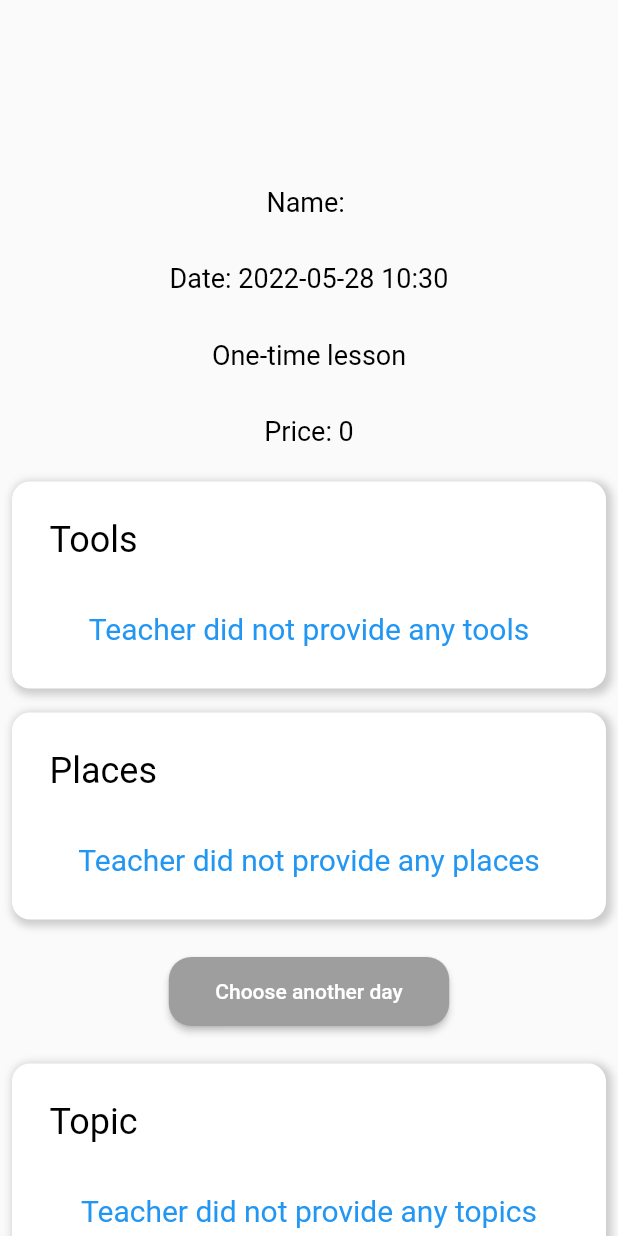
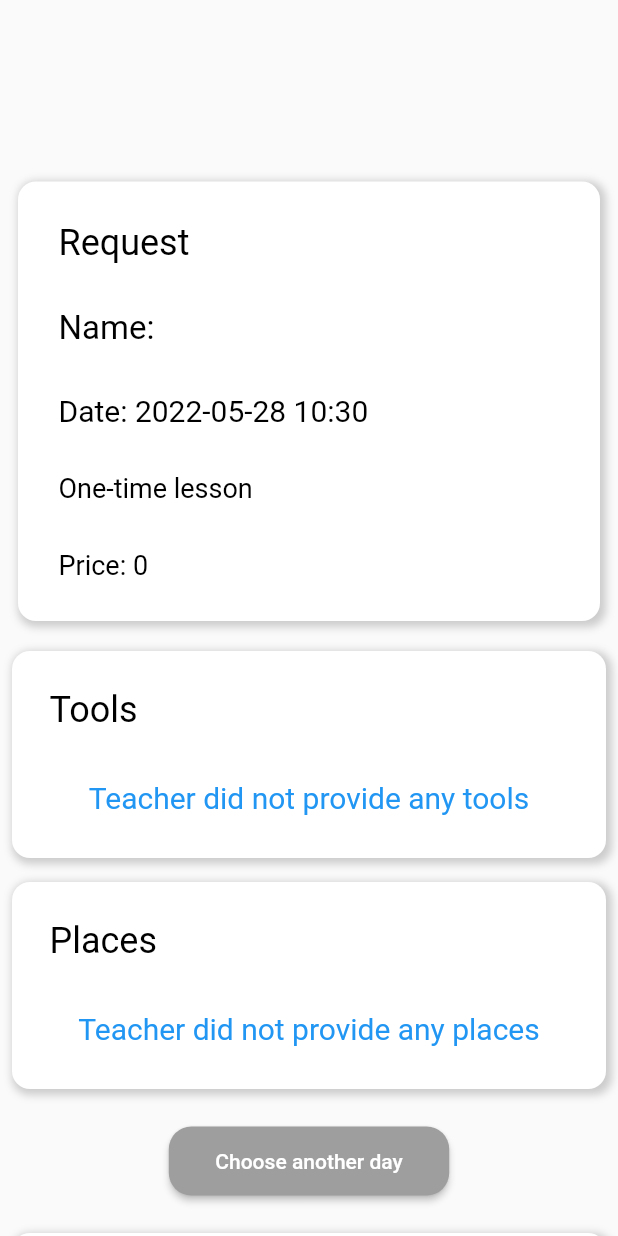
Before and after one commit to rdotzaz/teachent-app, a Flutter app: the StudentRequestPage screen opened directly with empty values, on a phone screen of 412 x 824 dp. Run offline on Flutter 3.47's test engine with Material 2 defaults, Android fonts, the phone set to English and light mode, and no system bars; our stand-ins replace bloc, firebase_core, firebase_database, flutter_bloc, hive_flutter; missing offline and left inert: bcrypt; accounts and stored records are empty.

Commit message:
fix bugs

```diff
--- a/lib/controller/pages/account_creation/account_creation_page_controller.dart
+++ b/lib/controller/pages/account_creation/account_creation_page_controller.dart
@@ -31,8 +31,9 @@ class AccountCreationPageController extends BaseController {
       student = dbObject as Student;
     } else if (dbObject is Teacher) {
       teacher = dbObject as Teacher;
+    } else {
+      throw Exception('Unknown type of dbObject ${dbObject.runtimeType}');
     }
-    throw Exception('Unknown type of dbObject ${dbObject.runtimeType}');
   }
 
   @override
--- a/lib/controller/pages/student_request_page/student_request_page_controller.dart
+++ b/lib/controller/pages/student_request_page/student_request_page_controller.dart
@@ -26,7 +26,7 @@ class StudentRequestPageController extends BaseRequestPageController {
   LessonDate? lessonDate;
 
   DateTime? otherDate;
-  int topicIndex = -1;
+  int topicIndex = 0;
   bool hasChangesProvided = false;
   final List<MessageRecord> _newMessages = [];
 
@@ -99,8 +99,12 @@ class StudentRequestPageController extends BaseRequestPageController {
   List<Topic> get topics => teacher?.topics ?? [];
   bool get hasTeacherMessage => false;
   bool get canCheckStatus => request != null;
+  bool get isEnabled => request?.status != RequestStatus.accepted && request?.status != RequestStatus.rejected;
 
   Future<void> _enableDatePicker(BuildContext context) async {
+    if (!isEnabled) {
+      return;
+    }
     final pickedDate = await showDatePicker(
         context: context,
         initialDate: otherDate ?? lessonDate!.date,
@@ -122,17 +126,26 @@ class StudentRequestPageController extends BaseRequestPageController {
   }
 
   void saveRequestedDate() {
+    if (!isEnabled) {
+      return;
+    }
     hasChangesProvided = true;
   }
 
   void cancelRequestedDate() {
+    if (!isEnabled) {
+      return;
+    }
     hasChangesProvided = false;
     otherDate = null;
   }
 
   void setTopicIndex(int index) {
+    if (!isEnabled) {
+      return;
+    }
     if (topicIndex == index) {
-      topicIndex = -1;
+      topicIndex = 0;
     } else {
       topicIndex = index;
     }
@@ -219,11 +232,17 @@ class StudentRequestPageController extends BaseRequestPageController {
   }
 
   void toggleRequestDatePicker(BuildContext context) async {
+    if (!isEnabled) {
+      return;
+    }
     await _enableDatePicker(context);
     context.read<RequestDayBloc>().add(ToggleRequestDayField());
   }
 
   Future<void> sendResponse(BuildContext context) async {
+    if (!isEnabled) {
+      return;
+    }
     assert(hasChangesProvided && request != null);
 
     await RequestManager.sendStudentResponse(
@@ -234,6 +253,9 @@ class StudentRequestPageController extends BaseRequestPageController {
   }
 
   Future<void> sendRequest(BuildContext context) async {
+    if (!isEnabled) {
+      return;
+    }
     if (topicIndex == -1) {
       showErrorMessage(context, 'Topic must be selected');
       return;
--- a/lib/view/pages/lesson_date/lesson_date_page.dart
+++ b/lib/view/pages/lesson_date/lesson_date_page.dart
@@ -21,7 +21,7 @@ class LessonDatePage extends StatelessWidget {
   @override
   Widget build(BuildContext context) {
     return Scaffold(
-        appBar: AppBar(title: const Text('')),
+        appBar: AppBar(title: const Text(''), backgroundColor: Colors.transparent, elevation: 0, leading: BackButton(color: lessonDateController.isTeacher ? Colors.blue : Colors.red),),
         body: FutureBuilder(
             future: lessonDateController.init(),
             builder: (context, snapshot) {
--- a/lib/view/pages/list_page/list_page.dart
+++ b/lib/view/pages/list_page/list_page.dart
@@ -61,6 +61,7 @@ class ListPage<T> extends StatelessWidget {
   Widget _itemWidget(BuildContext context, int index) {
     return Container(
       margin: const EdgeInsets.all(8),
+      padding: const EdgeInsets.all(8),
       decoration: BoxDecoration(
         color: color,
         borderRadius: BorderRadius.circular(12),
@@ -79,6 +80,7 @@ class ListPage<T> extends StatelessWidget {
   Widget _emptyWidget() {
     return Container(
       margin: const EdgeInsets.all(8),
+      padding: const EdgeInsets.all(8),
       decoration: BoxDecoration(
         color: color,
         borderRadius: BorderRadius.circular(12),
--- a/lib/view/pages/student_request_page/student_request_page.dart
+++ b/lib/view/pages/student_request_page/student_request_page.dart
@@ -9,6 +9,7 @@ import 'package:teachent_app/model/db_objects/teacher.dart';
 import 'package:teachent_app/view/widgets/label.dart';
 import 'package:teachent_app/view/widgets/chip_list.dart';
 import 'package:teachent_app/view/widgets/messages.dart';
+import 'package:teachent_app/view/widgets/single_card.dart';
 
 import 'confirm_button.dart';
 
@@ -58,20 +59,34 @@ class StudentRequestPage extends StatelessWidget {
     return SingleChildScrollView(
         child: Column(children: [
       _checkStatus(),
-      Label(text: 'Name: ${_requestPageController!.teacherName}'),
-      Label(text: 'Date: ${_requestPageController!.date}'),
-      Label(
-          text: _requestPageController!.isCycled
-              ? 'Lesson is cycled'
-              : 'One-time lesson'),
-      Label(text: 'Price: ${_requestPageController!.price}'),
+      _infoCard(),
       _tools(),
       _places(),
-      _requestDay(),
+      if (_requestPageController!.isEnabled)
+        _requestDay(),
       _topicSelecting(),
       Messages(controller: _requestPageController!),
-      _sendRequestButton()
+      if (_requestPageController!.isEnabled)
+        _sendRequestButton()
     ]));
+  }
+
+  Widget _infoCard() {
+    return SingleCardWidget(
+      title: 'Request',
+      titleColor: Colors.black,
+      bodyWidget: Column(
+        crossAxisAlignment: CrossAxisAlignment.start,
+        children: [
+          Label(text: 'Name: ${_requestPageController!.teacherName}', fontSize: 22),
+          Label(text: 'Date: ${_requestPageController!.date}', fontSize: 20),
+          Label(
+              text: _requestPageController!.isCycled
+                  ? 'Lesson is cycled'
+                  : 'One-time lesson'),
+          Label(text: 'Price: ${_requestPageController!.price}'),
+        ],
+      ));
   }
 
   Widget _checkStatus() {
@@ -148,9 +163,12 @@ class StudentRequestPage extends StatelessWidget {
                         fontSize: 14,
                         color: isMarked ? Colors.white : Colors.black)),
                 backgroundColor: isMarked ? Colors.blue : Colors.grey,
-                onPressed: () => context
+                onPressed: () {
+                  if (_requestPageController!.isEnabled) {
+                    context
                     .read<RequestTopicBloc>()
-                    .add(ToggleTopicEvent(index)));
+                    .add(ToggleTopicEvent(index));
+                  }});
           });
     });
   }
--- a/lib/view/widgets/single_card.dart
+++ b/lib/view/widgets/single_card.dart
@@ -156,7 +156,7 @@ class SingleCardListWidget extends StatelessWidget {
       this.margin = 12,
       this.elementPadding = 12,
       this.elementBottomMargin = 10,
-      this.maxElements = 3})
+      this.maxElements = 5})
       : super(key: key);
 
   @override
```
Also changed, not shown: lib/controller/pages/teacher_request_page/teacher_request_page_controller.dart (+16 -0 lines), lib/view/pages/teacher_request_page/teacher_request_page.dart (+22 -14 lines).
